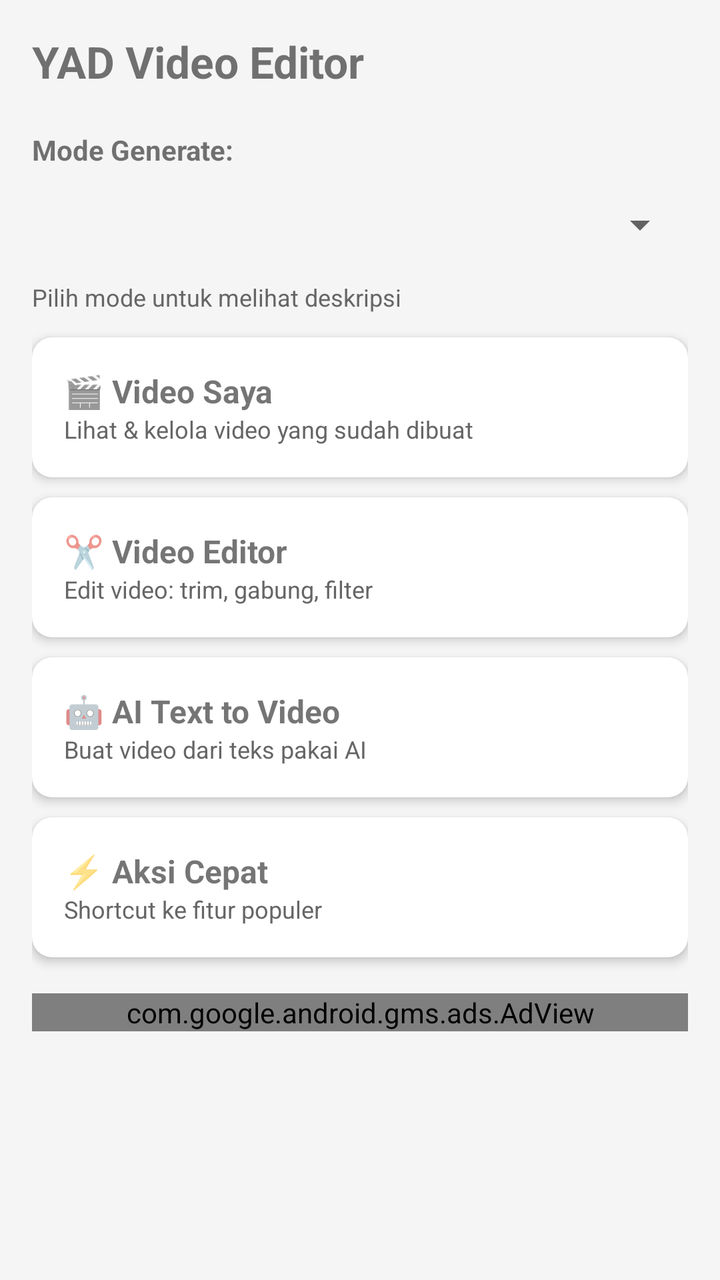
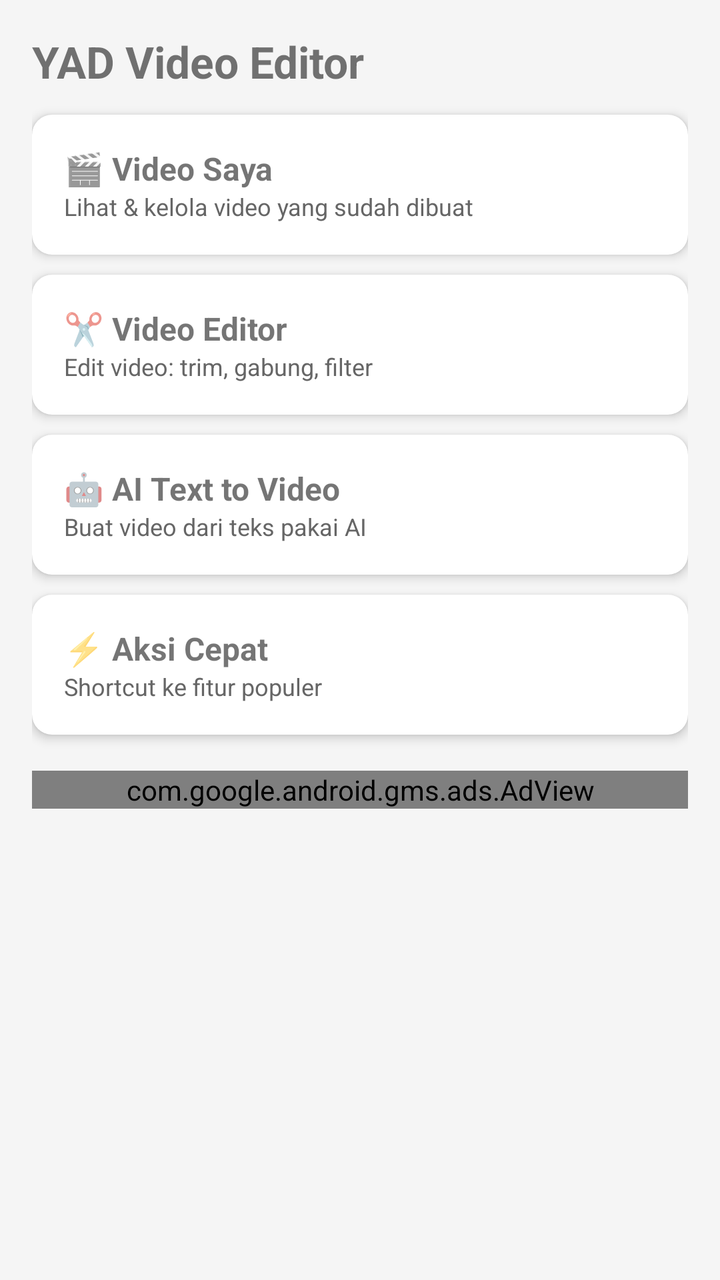

Compare the two renders of this Android layout. The source of the first and the diff that turns it into the second are given below.
<!-- AndroidManifest.xml: activity theme Theme.YadVideoEditor -->
<!-- res/layout/activity_main.xml -->
<?xml version="1.0" encoding="utf-8"?>
<ScrollView xmlns:android="http://schemas.android.com/apk/res/android"
    xmlns:app="http://schemas.android.com/apk/res-auto"
    android:layout_width="match_parent"
    android:layout_height="match_parent"
    android:fillViewport="true">

    <LinearLayout
        android:layout_width="match_parent"
        android:layout_height="wrap_content"
        android:orientation="vertical"
        android:padding="16dp">

        <TextView
            android:layout_width="match_parent"
            android:layout_height="wrap_content"
            android:text="YAD Video Editor"
            android:textSize="22sp"
            android:textStyle="bold"
            android:paddingBottom="12dp" />

        
        <TextView
            android:layout_width="match_parent"
            android:layout_height="wrap_content"
            android:text="Mode Generate:"
            android:textStyle="bold"
            android:paddingTop="8dp"
            android:paddingBottom="4dp" />

        <Spinner
            android:id="@+id/spinnerGenerationMode"
            android:layout_width="match_parent"
            android:layout_height="wrap_content"
            android:minHeight="48dp" />

        <TextView
            android:id="@+id/tvModeDescription"
            android:layout_width="match_parent"
            android:layout_height="wrap_content"
            android:paddingTop="4dp"
            android:paddingBottom="12dp"
            android:textSize="12sp"
            android:textColor="#666666"
            android:text="Pilih mode untuk melihat deskripsi" />

        
        <androidx.cardview.widget.CardView
            android:id="@+id/cardVideoSaya"
            android:layout_width="match_parent"
            android:layout_height="wrap_content"
            android:layout_marginBottom="10dp"
            android:clickable="true"
            android:focusable="true"
            app:cardCornerRadius="10dp"
            app:cardElevation="3dp">

            <LinearLayout
                android:layout_width="match_parent"
                android:layout_height="wrap_content"
                android:orientation="vertical"
                android:padding="16dp">

                <TextView
                    android:layout_width="match_parent"
                    android:layout_height="wrap_content"
                    android:text="🎬 Video Saya"
                    android:textSize="16sp"
                    android:textStyle="bold" />

                <TextView
                    android:layout_width="match_parent"
                    android:layout_height="wrap_content"
                    android:text="Lihat &amp; kelola video yang sudah dibuat"
                    android:textSize="12sp"
                    android:textColor="#666666" />
            </LinearLayout>
        </androidx.cardview.widget.CardView>

        
        <androidx.cardview.widget.CardView
            android:id="@+id/cardVideoEditor"
            android:layout_width="match_parent"
            android:layout_height="wrap_content"
            android:layout_marginBottom="10dp"
            android:clickable="true"
            android:focusable="true"
            app:cardCornerRadius="10dp"
            app:cardElevation="3dp">

            <LinearLayout
                android:layout_width="match_parent"
                android:layout_height="wrap_content"
                android:orientation="vertical"
                android:padding="16dp">

                <TextView
                    android:layout_width="match_parent"
                    android:layout_height="wrap_content"
                    android:text="✂️ Video Editor"
                    android:textSize="16sp"
                    android:textStyle="bold" />

                <TextView
                    android:layout_width="match_parent"
                    android:layout_height="wrap_content"
                    android:text="Edit video: trim, gabung, filter"
                    android:textSize="12sp"
                    android:textColor="#666666" />
            </LinearLayout>
        </androidx.cardview.widget.CardView>

        
        <androidx.cardview.widget.CardView
            android:id="@+id/cardAITextToVideo"
            android:layout_width="match_parent"
            android:layout_height="wrap_content"
            android:layout_marginBottom="10dp"
            android:clickable="true"
            android:focusable="true"
            app:cardCornerRadius="10dp"
            app:cardElevation="3dp">

            <LinearLayout
                android:layout_width="match_parent"
                android:layout_height="wrap_content"
                android:orientation="vertical"
                android:padding="16dp">

                <TextView
                    android:layout_width="match_parent"
                    android:layout_height="wrap_content"
                    android:text="🤖 AI Text to Video"
                    android:textSize="16sp"
                    android:textStyle="bold" />

                <TextView
                    android:layout_width="match_parent"
                    android:layout_height="wrap_content"
                    android:text="Buat video dari teks pakai AI"
                    android:textSize="12sp"
                    android:textColor="#666666" />
            </LinearLayout>
        </androidx.cardview.widget.CardView>

        
        <androidx.cardview.widget.CardView
            android:id="@+id/cardActions"
            android:layout_width="match_parent"
            android:layout_height="wrap_content"
            android:layout_marginBottom="10dp"
            android:clickable="true"
            android:focusable="true"
            app:cardCornerRadius="10dp"
            app:cardElevation="3dp">

            <LinearLayout
                android:layout_width="match_parent"
                android:layout_height="wrap_content"
                android:orientation="vertical"
                android:padding="16dp">

                <TextView
                    android:layout_width="match_parent"
                    android:layout_height="wrap_content"
                    android:text="⚡ Aksi Cepat"
                    android:textSize="16sp"
                    android:textStyle="bold" />

                <TextView
                    android:layout_width="match_parent"
                    android:layout_height="wrap_content"
                    android:text="Shortcut ke fitur populer"
                    android:textSize="12sp"
                    android:textColor="#666666" />
            </LinearLayout>
        </androidx.cardview.widget.CardView>

        
        <com.google.android.gms.ads.AdView
            android:id="@+id/bannerAd"
            android:layout_width="match_parent"
            android:layout_height="wrap_content"
            android:layout_marginTop="8dp"
            app:adSize="BANNER"
            app:adUnitId="ca-app-pub-3940256099942544/6300978111" />

    </LinearLayout>
</ScrollView>
<!-- resources referenced by this layout -->
<resources>
  <style name="Theme.YadVideoEditor" parent="Theme.MaterialComponents.Light.NoActionBar">
          <item name="colorPrimary">@color/primary</item>
          <item name="colorPrimaryDark">@color/primary_dark</item>
          <item name="colorAccent">@color/accent</item>
          <item name="android:windowBackground">@color/bg_light</item>
          <item name="android:statusBarColor">@color/primary_dark</item>
          <item name="android:textColorPrimary">@color/text_primary</item>
      </style>
  <color name="primary">#6C5CE7</color>
  <color name="primary_dark">#4834D4</color>
  <color name="accent">#A29BFE</color>
  <color name="bg_light">#F5F5F5</color>
  <color name="text_primary">#1A1A1A</color>
</resources>

<!-- the commit's change to res/layout/activity_main.xml (unified diff, before → after) -->
@@ -18,31 +18,6 @@
             android:textSize="22sp"
             android:textStyle="bold"
             android:paddingBottom="12dp" />
-
-        
-        <TextView
-            android:layout_width="match_parent"
-            android:layout_height="wrap_content"
-            android:text="Mode Generate:"
-            android:textStyle="bold"
-            android:paddingTop="8dp"
-            android:paddingBottom="4dp" />
-
-        <Spinner
-            android:id="@+id/spinnerGenerationMode"
-            android:layout_width="match_parent"
-            android:layout_height="wrap_content"
-            android:minHeight="48dp" />
-
-        <TextView
-            android:id="@+id/tvModeDescription"
-            android:layout_width="match_parent"
-            android:layout_height="wrap_content"
-            android:paddingTop="4dp"
-            android:paddingBottom="12dp"
-            android:textSize="12sp"
-            android:textColor="#666666"
-            android:text="Pilih mode untuk melihat deskripsi" />
 
         
         <androidx.cardview.widget.CardView
